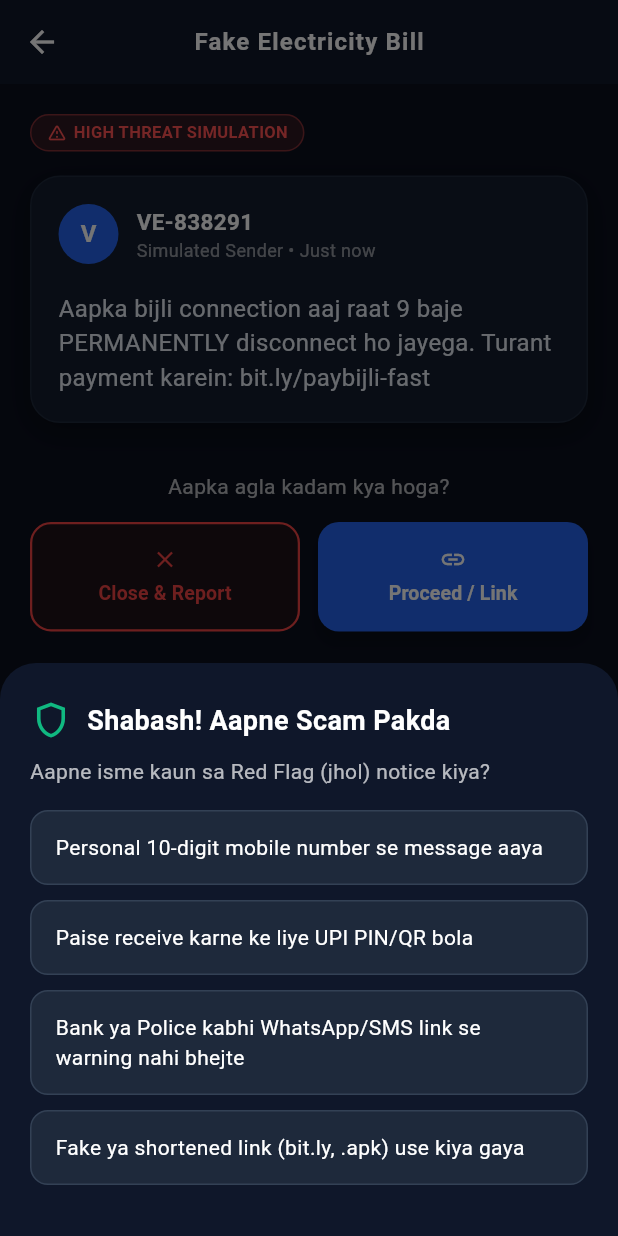
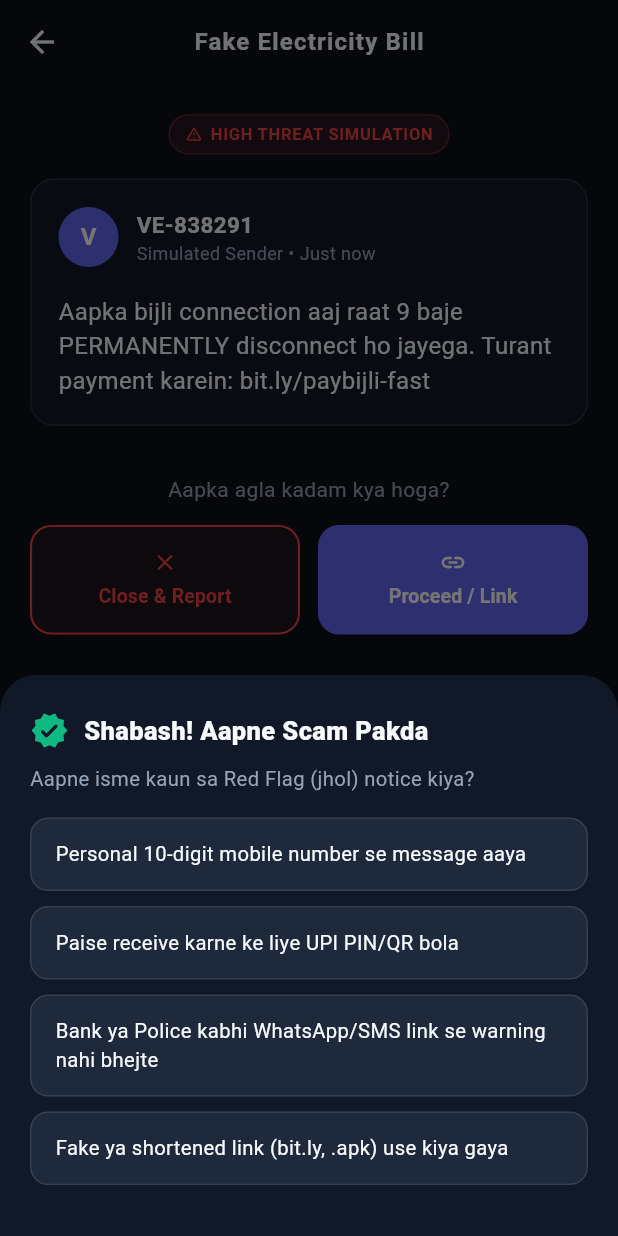
Before and after one commit to jitutayade85-dotcom/j-cyber_fraud_simulator-app, a Flutter app: the SimulationScreen screen opened directly with sample values from the repository, after a tap on "Close & Report", on a phone screen of 412 x 824 dp. Run offline on Flutter 3.47's test engine with Material 3 defaults, Android fonts, the phone set to English and light mode, and no system bars; our stand-ins replace flutter_local_notifications, pdf, printing, shared_preferences; missing offline and left inert: workmanager; accounts and stored records are empty.

Commit message:
Unify SimulationScreen with Lovable SaaS design tokens

```diff
--- a/lib/screens/simulation_screen.dart
+++ b/lib/screens/simulation_screen.dart
@@ -1,6 +1,7 @@
 import 'package:flutter/material.dart';
 import 'package:shared_preferences/shared_preferences.dart';
 
+import '../app_theme.dart';
 import '../models/scam_scenario.dart';
 import 'feedback_screen.dart';
 
@@ -54,7 +55,7 @@ class _SimulationScreenState extends State<SimulationScreen> {
     showModalBottomSheet(
       context: context,
       isScrollControlled: true,
-      backgroundColor: const Color(0xFF0F172A),
+      backgroundColor: AppColors.surface,
       shape: const RoundedRectangleBorder(
         borderRadius: BorderRadius.vertical(top: Radius.circular(24)),
       ),
@@ -72,14 +73,14 @@ class _SimulationScreenState extends State<SimulationScreen> {
             children: [
               Row(
                 children: const [
-                  Icon(Icons.shield_outlined, color: Color(0xFF10B981), size: 28),
+                  Icon(Icons.verified_rounded, color: AppColors.success, size: 26),
                   SizedBox(width: 10),
                   Text(
                     'Shabash! Aapne Scam Pakda',
                     style: TextStyle(
-                      color: Colors.white,
-                      fontSize: 18,
-                      fontWeight: FontWeight.bold,
+                      color: AppColors.textPrimary,
+                      fontSize: 17,
+                      fontWeight: FontWeight.w800,
                     ),
                   ),
                 ],
@@ -87,7 +88,7 @@ class _SimulationScreenState extends State<SimulationScreen> {
               const SizedBox(height: 10),
               const Text(
                 'Aapne isme kaun sa Red Flag (jhol) notice kiya?',
-                style: TextStyle(color: Colors.white70, fontSize: 14),
+                style: TextStyle(color: AppColors.textSecondary, fontSize: 13.5),
               ),
               const SizedBox(height: 16),
               ..._quizOptions.map((opt) {
@@ -113,13 +114,13 @@ class _SimulationScreenState extends State<SimulationScreen> {
                       width: double.infinity,
                       padding: const EdgeInsets.symmetric(horizontal: 16, vertical: 14),
                       decoration: BoxDecoration(
-                        color: const Color(0xFF1E293B),
+                        color: AppColors.surfaceMuted,
                         borderRadius: BorderRadius.circular(12),
-                        border: Border.all(color: const Color(0xFF334155)),
+                        border: Border.all(color: AppColors.border),
                       ),
                       child: Text(
                         opt,
-                        style: const TextStyle(color: Colors.white, fontSize: 14),
+                        style: const TextStyle(color: AppColors.textPrimary, fontSize: 13.5),
                       ),
                     ),
                   ),
@@ -136,15 +137,15 @@ class _SimulationScreenState extends State<SimulationScreen> {
   Widget build(BuildContext context) {
     final s = widget.scenario;
     return Scaffold(
-      backgroundColor: const Color(0xFF0A0F1D),
+      backgroundColor: AppColors.bg,
       appBar: AppBar(
-        backgroundColor: const Color(0xFF0F172A),
+        backgroundColor: AppColors.bg,
         elevation: 0,
         title: Text(
           s.category,
-          style: const TextStyle(color: Colors.white, fontSize: 16, fontWeight: FontWeight.w600),
+          style: const TextStyle(color: AppColors.textPrimary, fontSize: 16, fontWeight: FontWeight.w700),
         ),
-        iconTheme: const IconThemeData(color: Colors.white),
+        iconTheme: const IconThemeData(color: AppColors.textPrimary),
       ),
       body: SingleChildScrollView(
         padding: const EdgeInsets.all(20),
@@ -152,52 +153,25 @@ class _SimulationScreenState extends State<SimulationScreen> {
           crossAxisAlignment: CrossAxisAlignment.stretch,
           children: [
             // Threat Level Pill
-            Row(
-              children: [
-                Container(
-                  padding: const EdgeInsets.symmetric(horizontal: 10, vertical: 4),
-                  decoration: BoxDecoration(
-                    color: Colors.red.withOpacity(0.15),
-                    borderRadius: BorderRadius.circular(20),
-                    border: Border.all(color: Colors.redAccent.withOpacity(0.4)),
-                  ),
-                  child: const Row(
-                    children: [
-                      Icon(Icons.warning_amber_rounded, color: Colors.redAccent, size: 14),
-                      SizedBox(width: 4),
-                      Text(
-                        'HIGH THREAT SIMULATION',
-                        style: TextStyle(color: Colors.redAccent, fontSize: 11, fontWeight: FontWeight.bold),
-                      ),
-                    ],
-                  ),
-                ),
-              ],
+            Center(
+              child: StatusPill(
+                label: 'HIGH THREAT SIMULATION',
+                color: AppColors.danger,
+                icon: Icons.warning_amber_rounded,
+              ),
             ),
             const SizedBox(height: 16),
 
             // Realistic Mock Message Card
-            Container(
+            SaaSCard(
               padding: const EdgeInsets.all(18),
-              decoration: BoxDecoration(
-                color: const Color(0xFF131C2E),
-                borderRadius: BorderRadius.circular(20),
-                border: Border.all(color: const Color(0xFF1E293B)),
-                boxShadow: [
-                  BoxShadow(
-                    color: Colors.black.withOpacity(0.4),
-                    blurRadius: 15,
-                    offset: const Offset(0, 6),
-                  ),
-                ],
-              ),
               child: Column(
                 crossAxisAlignment: CrossAxisAlignment.start,
                 children: [
                   Row(
                     children: [
                       CircleAvatar(
-                        backgroundColor: const Color(0xFF2563EB),
+                        backgroundColor: AppColors.primary,
                         child: Text(
                           s.sender.isNotEmpty ? s.sender[0].toUpperCase() : '?',
                           style: const TextStyle(color: Colors.white, fontWeight: FontWeight.bold),
@@ -210,9 +184,9 @@ class _SimulationScreenState extends State<SimulationScreen> {
                           children: [
                             Text(
                               s.sender,
-                              style: const TextStyle(color: Colors.white, fontWeight: FontWeight.bold, fontSize: 15),
+                              style: const TextStyle(color: AppColors.textPrimary, fontWeight: FontWeight.w700, fontSize: 15),
                             ),
-                            const Text('Simulated Sender • Just now', style: TextStyle(color: Colors.white54, fontSize: 12)),
+                            const Text('Simulated Sender • Just now', style: TextStyle(color: AppColors.textSecondary, fontSize: 12)),
                           ],
                         ),
                       ),
@@ -221,7 +195,7 @@ class _SimulationScreenState extends State<SimulationScreen> {
                   const SizedBox(height: 18),
                   Text(
                     s.message,
-                    style: const TextStyle(color: Color(0xFFE2E8F0), fontSize: 16, height: 1.45),
+                    style: const TextStyle(color: AppColors.textPrimary, fontSize: 16, height: 1.45),
                   ),
                 ],
               ),
@@ -232,7 +206,7 @@ class _SimulationScreenState extends State<SimulationScreen> {
             const Text(
               'Aapka agla kadam kya hoga?',
               textAlign: TextAlign.center,
-              style: TextStyle(color: Colors.white70, fontSize: 14),
+              style: TextStyle(color: AppColors.textSecondary, fontSize: 14),
             ),
             const SizedBox(height: 14),
 
@@ -243,18 +217,18 @@ class _SimulationScreenState extends State<SimulationScreen> {
                   child: OutlinedButton(
                     style: OutlinedButton.styleFrom(
                       padding: const EdgeInsets.symmetric(vertical: 16),
-                      side: const BorderSide(color: Color(0xFFEF4444), width: 1.5),
-                      backgroundColor: const Color(0xFF1F1218),
+                      side: const BorderSide(color: AppColors.danger, width: 1.4),
+                      backgroundColor: AppColors.danger.withOpacity(0.08),
                       shape: RoundedRectangleBorder(borderRadius: BorderRadius.circular(14)),
                     ),
                     onPressed: _onCloseAndReportTapped,
                     child: const Column(
                       children: [
-                        Icon(Icons.close, color: Color(0xFFEF4444)),
+                        Icon(Icons.close_rounded, color: AppColors.danger),
                         SizedBox(height: 4),
                         Text(
                           'Close & Report',
-                          style: TextStyle(color: Color(0xFFEF4444), fontWeight: FontWeight.bold, fontSize: 13),
+                          style: TextStyle(color: AppColors.danger, fontWeight: FontWeight.w700, fontSize: 13),
                         ),
                       ],
                     ),
@@ -267,18 +241,18 @@ class _SimulationScreenState extends State<SimulationScreen> {
                   child: ElevatedButton(
                     style: ElevatedButton.styleFrom(
                       padding: const EdgeInsets.symmetric(vertical: 16),
-                      backgroundColor: const Color(0xFF2563EB),
+                      backgroundColor: AppColors.primary,
                       shape: RoundedRectangleBorder(borderRadius: BorderRadius.circular(14)),
-                      elevation: 4,
+                      elevation: 0,
                     ),
                     onPressed: _onProceedOrLinkTapped,
                     child: const Column(
                       children: [
-                        Icon(Icons.link, color: Colors.white),
+                        Icon(Icons.link_rounded, color: Colors.white),
                         SizedBox(height: 4),
                         Text(
                           'Proceed / Link',
-                          style: TextStyle(color: Colors.white, fontWeight: FontWeight.bold, fontSize: 13),
+                          style: TextStyle(color: Colors.white, fontWeight: FontWeight.w700, fontSize: 13),
                         ),
                       ],
                     ),
```
